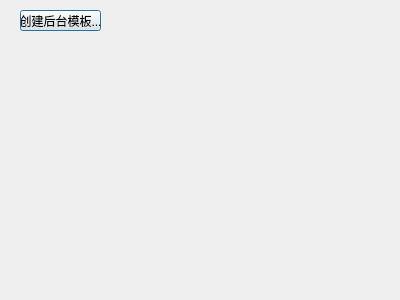
Before: the Qt Designer form modebackendmainwidget.ui in linbin823/backend-editor-4-qtcreator, drawn with Qt 5.
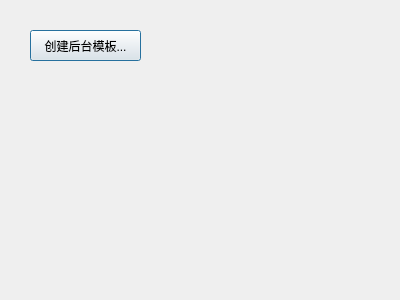
After: the same form once the commit is applied.

Diff of the .ui file:
```diff
--- a/modebackendmainwidget.ui
+++ b/modebackendmainwidget.ui
@@ -16,10 +16,10 @@
   <widget class="QPushButton" name="pushButton">
    <property name="geometry">
     <rect>
-     <x>20</x>
-     <y>10</y>
-     <width>81</width>
-     <height>21</height>
+     <x>30</x>
+     <y>30</y>
+     <width>111</width>
+     <height>31</height>
     </rect>
    </property>
    <property name="text">
```
